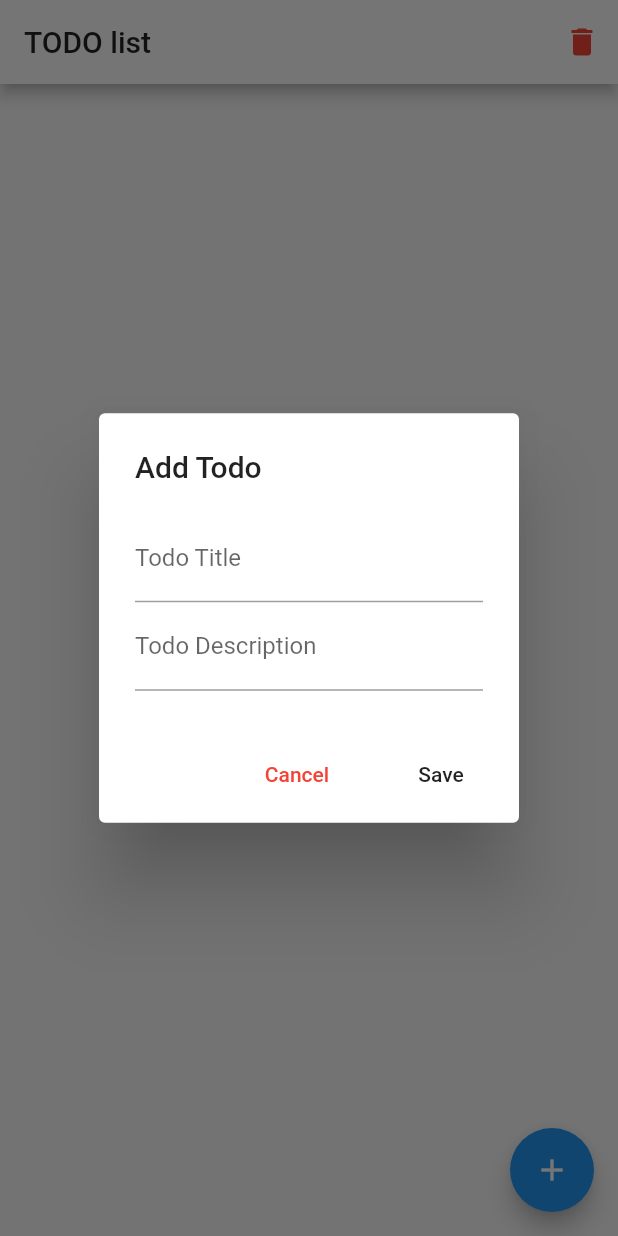
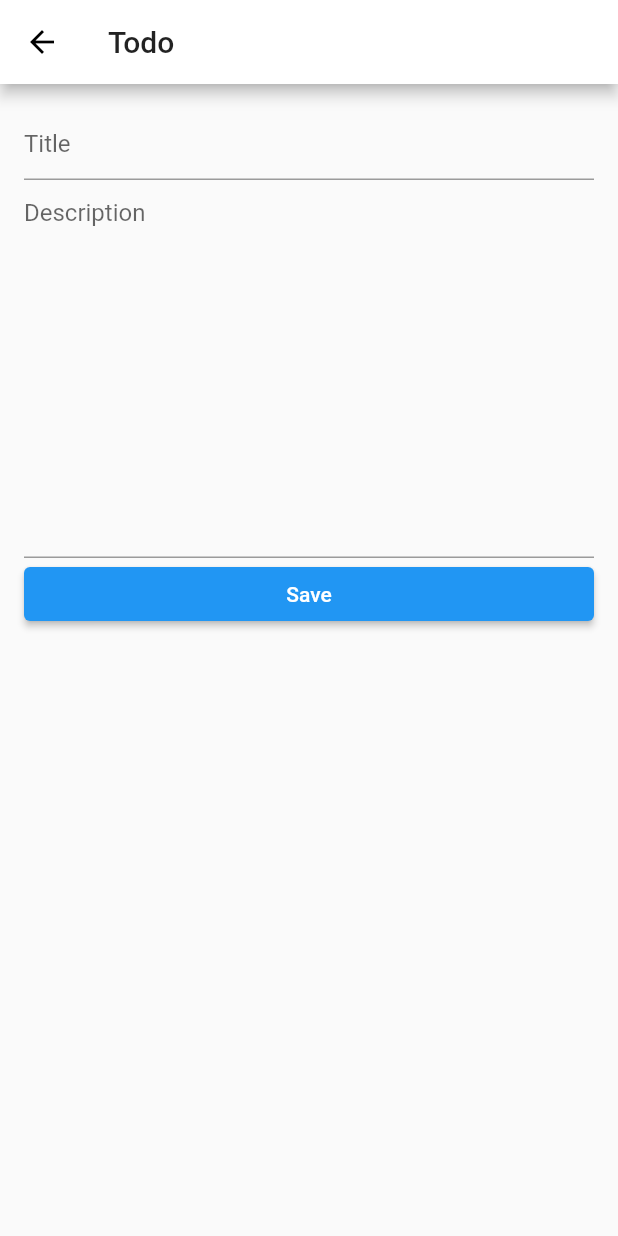
Before and after one commit to joseianpatrick/todoflutter, a Flutter app: the screen it shows after launch, after a tap on the "add" icon, on a phone screen of 412 x 824 dp. Run offline on Flutter 3.47's test engine with Material 2 defaults, Android fonts, the phone set to English and light mode, and no system bars.

Commit message:
New screen in adding and updating Todo Task
Screen for creating and updating Todo Task

```diff
--- a/lib/todo/app.dart
+++ b/lib/todo/app.dart
@@ -1,15 +1,23 @@
 import 'package:flutter/material.dart';
+import 'package:todoflutter/todo/createtodo.dart';
 import 'homescreen.dart';
+
+// import 'package:flutter/rendering.dart';
 
 class App extends StatelessWidget{
   @override
   Widget build(BuildContext context){
+    // debugPaintSizeEnabled = true;
     return MaterialApp(
-      debugShowCheckedModeBanner: false,
-      theme: ThemeData(
-        primaryColor: Colors.white
-      ),
-      home: MyHomePage(title: "TODO list"),
+        debugShowCheckedModeBanner: false,
+        theme: ThemeData(
+          primaryColor: Colors.white
+        ),
+        home: MyHomePage(),
+        routes: <String, WidgetBuilder>{
+        '/home': (BuildContext context) => this,
+        '/createtodo': (BuildContext context) => CreateTodo()
+      },
     );
   }
 }
--- a/lib/todo/backend/todo/todo.dart
+++ b/lib/todo/backend/todo/todo.dart
@@ -1,8 +1,8 @@
 class Todo{
-   String title;
-   String description;
-   bool checked = false;
+    String title;
+    String description;
+    bool checked;
+    int id;
 
-  Todo({this.title,this.description,this.checked});
-  Todo.defConst({this.title,this.description});
+    Todo({this.title,this.description,this.id,this.checked = false});
 }
--- /dev/null
+++ b/lib/todo/createtodo.dart
@@ -0,0 +1,67 @@
+import 'package:flutter/material.dart';
+import 'backend/todo/todo.dart';
+
+class CreateTodo extends StatefulWidget {
+
+  final Todo todo;
+
+  CreateTodo({Key key,this.todo}): super(key:key);
+
+  @override
+  _CreateTodoState createState() => _CreateTodoState();
+}
+
+class _CreateTodoState extends State<CreateTodo> {
+
+
+  var _todoTitleController = TextEditingController();
+  var _todoDescriptionController = TextEditingController();
+
+  @override
+  Widget build(BuildContext context) {
+    if(widget.todo!=null){
+      _todoTitleController.text = widget.todo.title ;
+      _todoDescriptionController.text = widget.todo.description ;
+    }
+    return Scaffold(
+      appBar: AppBar(
+        title: Text("Todo"),
+      ),
+      body:SingleChildScrollView(
+          child: Padding(
+            padding: const EdgeInsets.all(16.0),
+            child: Column(
+              children: <Widget>[
+                TextField(
+                  decoration: InputDecoration(
+                    hintText: "Title",
+                  ),
+                  controller: _todoTitleController,
+                ),
+                TextField(
+                  decoration: InputDecoration(
+                    hintText: "Description",
+                  ),
+                  controller: _todoDescriptionController,
+                  maxLines: 12,
+                ),
+                ConstrainedBox(
+                    constraints: const BoxConstraints(minWidth: double.infinity),
+                    child:
+                      ElevatedButton(
+                        onPressed: () {
+                          Todo todo = new Todo(title: _todoTitleController.text,description: _todoDescriptionController.text);
+                          // Navigator.of(context).pop({'selection':todo});
+                          Navigator.pop(context,todo);
+                          print('test button save');
+                        },
+                        child: Text('Save')
+                    ),
+                )
+              ],
+            ),
+          ),
+        ),
+      );
+  }
+}
--- a/lib/todo/homescreen.dart
+++ b/lib/todo/homescreen.dart
@@ -1,20 +1,15 @@
 import 'package:flutter/material.dart';
 import 'todolist.dart';
 import 'backend/todo/todo.dart';
+import 'createtodo.dart';
+import 'dart:async' show Future;
 
 class MyHomePage extends StatefulWidget {
-  MyHomePage({Key key, this.title}) : super(key: key);
+  MyHomePage({Key key, this.todo}) : super(key: key);
 
-  // This widget is the home page of your application. It is stateful, meaning
-  // that it has a State object (defined below) that contains fields that affect
-  // how it looks.
 
-  // This class is the configuration for the state. It holds the values (in this
-  // case the title) provided by the parent (in this case the App widget) and
-  // used by the build method of the State. Fields in a Widget subclass are
-  // always marked "final".
+  final Todo todo;
 
-  final String title;
 
   @override
   _MyHomePageState createState() => _MyHomePageState();
@@ -46,7 +41,9 @@ class _MyHomePageState extends State<MyHomePage> {
             ),
           FlatButton(
             onPressed: () {
-              todos.add(new Todo.defConst(title:_todoTitleController.text,description:_todoDescriptionController.text));
+              Todo todo = new Todo(title: _todoTitleController.text,description: _todoDescriptionController.text);
+              todos.add(todo);
+              //redraw stateful widget
               setState(() {});
             },
             child: Text('Save')
@@ -91,6 +88,7 @@ class _MyHomePageState extends State<MyHomePage> {
             onPressed: () {
               todos.removeWhere((element) => element.checked);
               setState(() {});
+              Navigator.pop(context);
             },
             child: Text(
               'Delete',
@@ -98,7 +96,7 @@ class _MyHomePageState extends State<MyHomePage> {
               )
           )
         ],
-        title: Text('Delete Todo'),
+        title: Text('Delete Todo/s'),
       );
     });
   }
@@ -107,7 +105,7 @@ class _MyHomePageState extends State<MyHomePage> {
   Widget build(BuildContext context) {
     return Scaffold(
       appBar: AppBar(
-        title: Text(widget.title),
+        title: Text("To Do List"),
         actions: [
           IconButton(
             icon: Icon(
@@ -119,11 +117,27 @@ class _MyHomePageState extends State<MyHomePage> {
       ),
       body:TodoList(todos: todos),
       floatingActionButton: FloatingActionButton(
-        onPressed: () => _showFormAddTodoDialog(context),
         tooltip: 'Create To Do',
         child: Icon(Icons.add),
-      ),
+      //   onPressed: () => Navigator.of(context).push(MaterialPageRoute(builder:(context) => CreateTodo()
+
+      //   ),
+      // ),
+      onPressed: () =>  _buttonTapped(),
+      )
     );
   }
 
+  //in android this is like startactivityfor result
+  Future _buttonTapped() async {
+      final dataFromSecondPage = await Navigator.push(
+            context,
+            MaterialPageRoute(builder: (context) => new CreateTodo())) as Todo;
+
+    if (dataFromSecondPage != null) {
+      setState(() {
+        todos.add(new Todo(title: dataFromSecondPage.title,description: dataFromSecondPage.description,id: (todos.length)));
+      });
+    }
+  }
 }
```
Also changed, not shown: lib/todo/todolist.dart (+32 -4 lines).
